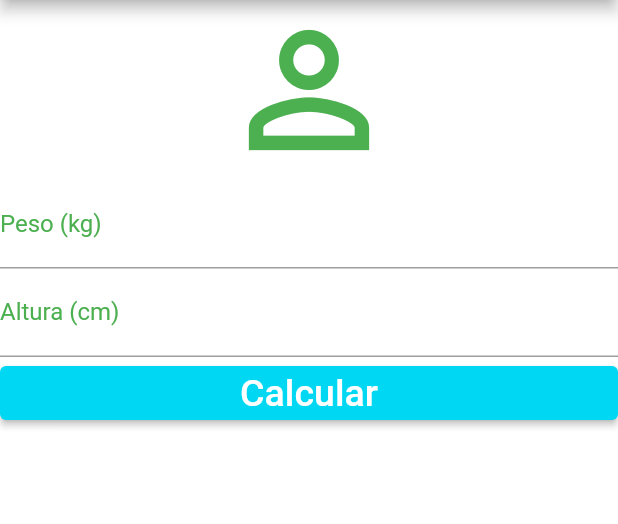
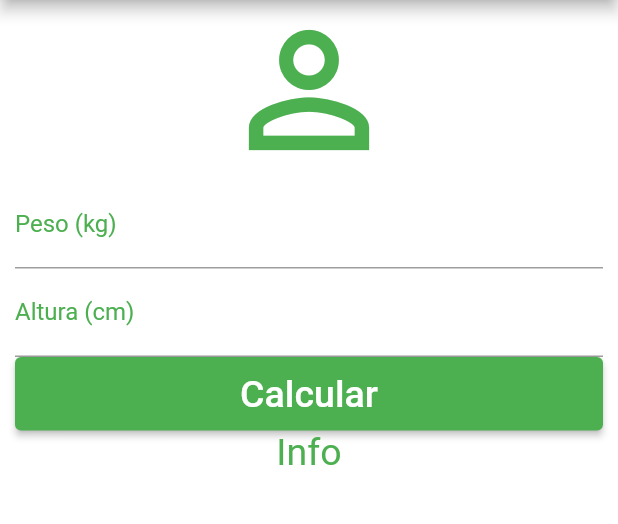
Before and after one commit to AlexandreFerreira97/calculadora_imc, a Flutter app: the screen it shows after launch, on a phone screen of 412 x 824 dp, the part 84-608 px from its top. Run offline on Flutter 3.47's test engine with Material 2 defaults, Android fonts, the phone set to English and light mode, and no system bars.

Commit message:
Update calculadoraImc.dart

```diff
--- a/lib/pages/calculadoraImc.dart
+++ b/lib/pages/calculadoraImc.dart
@@ -23,7 +23,9 @@ class _HomeState extends State<Home> {
         ],
       ),
       backgroundColor: Colors.white,
-      body: Column(
+      body: SingleChildScrollView(
+        padding: const EdgeInsets.fromLTRB(10.0, 0.0, 10.0, 0.0),
+        child: Column(
           crossAxisAlignment: CrossAxisAlignment.stretch,
           children: <Widget>[
             const Icon(
@@ -49,11 +51,12 @@ class _HomeState extends State<Home> {
               textAlign: TextAlign.center,
               style: TextStyle(color: Colors.green),
             ),
+            const SizedBox(width: 8),
             ElevatedButton(
               onPressed: () {},
               style: ElevatedButton.styleFrom(
-              primary: const Color(0xff00d7f3),
-              //padding: const EdgeInsets.all(16),
+                primary: const Color(0xff4caf50),
+                padding: const EdgeInsets.only(top:10.0, bottom: 10.0),
               ),
               child: const Text(
                 'Calcular',
@@ -62,8 +65,17 @@ class _HomeState extends State<Home> {
                   fontSize: 25.0,
                 ),
               ),
-          )
+            ),
+            const Text(
+              "Info",
+              textAlign: TextAlign.center,
+              style: TextStyle(
+                color: Colors.green,
+                fontSize: 25.0,
+              ),
+            ),
           ],
+        ),
       ),
     );
   }
```
Lines whose indentation alone changed are shown as unchanged.
